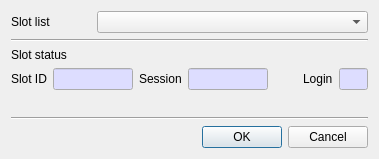
jykim74/CryptokiMan, file CryptokiMan/close_session_dlg.ui: the form before one commit.
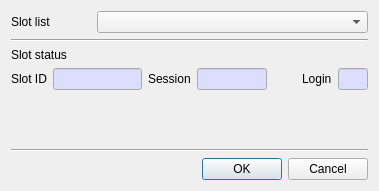
The form after the commit.

Patch:
```diff
--- a/CryptokiMan/close_session_dlg.ui
+++ b/CryptokiMan/close_session_dlg.ui
@@ -7,7 +7,7 @@
     <x>0</x>
     <y>0</y>
     <width>379</width>
-    <height>159</height>
+    <height>191</height>
    </rect>
   </property>
   <property name="windowTitle">
@@ -74,7 +74,7 @@
        </property>
        <property name="maximumSize">
         <size>
-         <width>80</width>
+         <width>100</width>
          <height>16777215</height>
         </size>
        </property>
@@ -131,7 +131,7 @@
       <widget class="QLineEdit" name="mSessionText">
        <property name="minimumSize">
         <size>
-         <width>80</width>
+         <width>60</width>
          <height>0</height>
         </size>
        </property>
```
